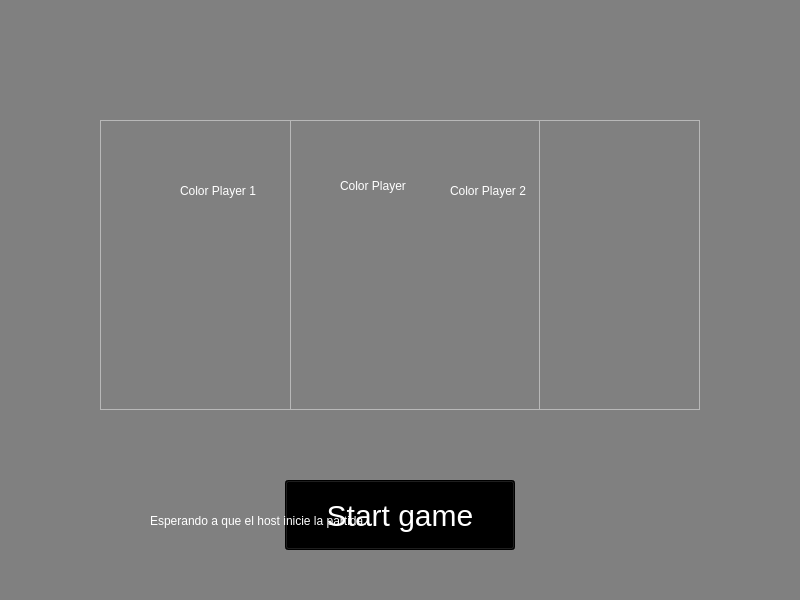
Old version of the form client/lobby_screens/hall.ui in the repository santiagojorda/FIUBA-duck-game-G4.
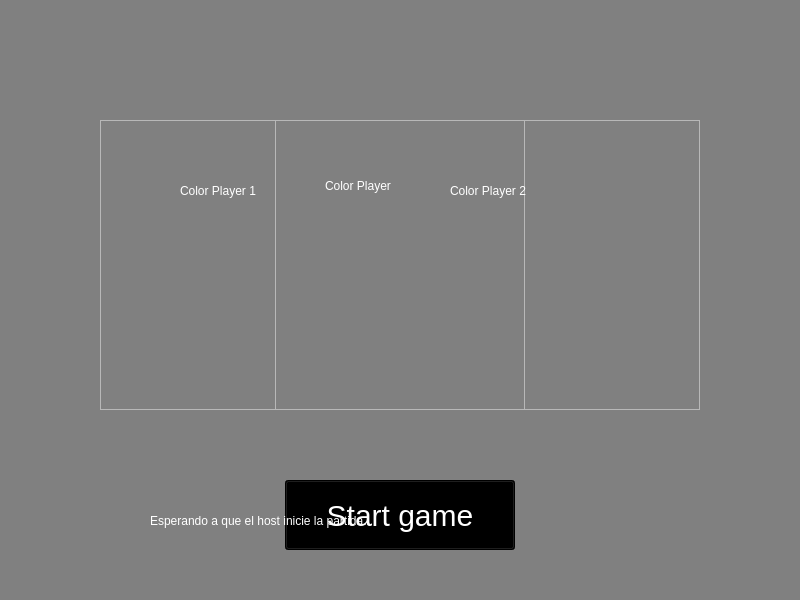
New version of the form. Icons and pictures are not drawn.

Commit message: Fix estilos pantalla hall

Patch:
```diff
--- a/client/lobby_screens/hall.ui
+++ b/client/lobby_screens/hall.ui
@@ -81,7 +81,7 @@
     <widget class="QFrame" name="containerOnlyOnePlayer">
      <property name="geometry">
       <rect>
-       <x>290</x>
+       <x>275</x>
        <y>120</y>
        <width>250</width>
        <height>290</height>
```
